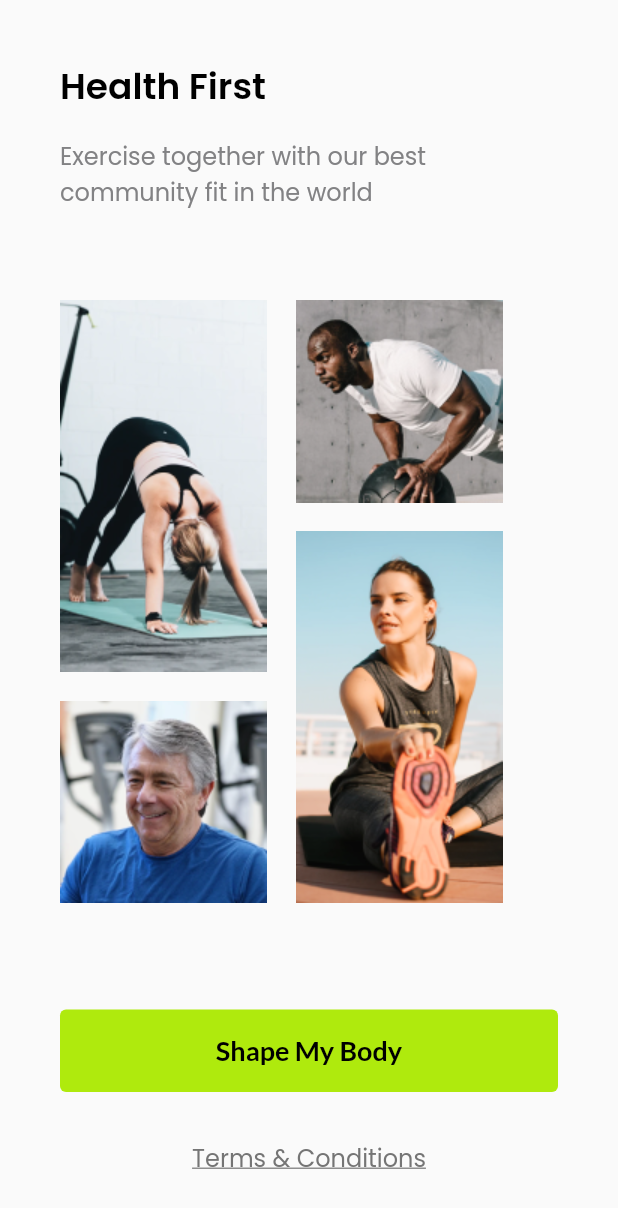
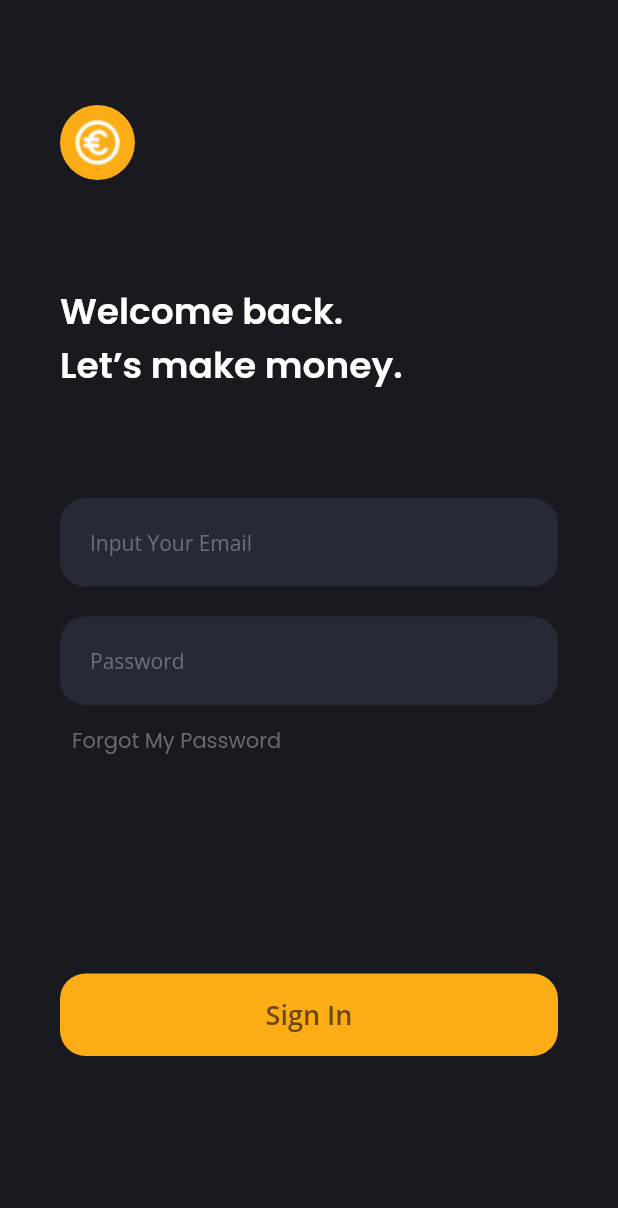
Before and after one commit to jilanfawwaz/ModernFlutterUI, a Flutter app: the screen it shows after launch, on a phone screen of 412 x 824 dp. Shown: the top 1208 px of the screen. Run offline on Flutter 3.47's test engine with Material 2 defaults, Android fonts, the phone set to English and light mode, and no system bars; our stand-ins replace google_fonts.

Commit message:
day 3 signin crypto

```diff
--- a/lib/main.dart
+++ b/lib/main.dart
@@ -2,6 +2,8 @@ import 'package:flutter/material.dart';
 import 'package:modern_flutter_ui/ui/getstartedcrypto.dart';
 import 'package:modern_flutter_ui/ui/getstartedyoga.dart';
 import 'package:modern_flutter_ui/ui/halamanutama1.dart';
+import 'package:modern_flutter_ui/ui/signincrypto.dart';
+import 'package:modern_flutter_ui/ui/signinwallet.dart';
 import 'package:modern_flutter_ui/ui/splashscreen1.dart';
 
 void main() {
@@ -16,10 +18,12 @@ class MyApp extends StatelessWidget {
     return MaterialApp(
       debugShowCheckedModeBanner: false,
       routes: {
-        '/': (context) => GetStartedYoga(),
+        '/': (context) => SignInCrypto(),
         '/halamanutama1': (context) => HalamanUtama1(),
         '/getstartedcypto': (context) => GetStartedCrypto(),
         '/getstartedyoga': (context) => GetStartedYoga(),
+        '/signincrypto': (context) => SignInCrypto(),
+        '/signinwallet': (context) => SignInWallet(),
       },
       //home: SplashScreen1(),
     );
--- a/lib/shared/theme.dart
+++ b/lib/shared/theme.dart
@@ -3,7 +3,11 @@ import 'package:google_fonts/google_fonts.dart';
 
 Color cGreyText = Color(0xff828284);
 Color cGreyTerms = Color(0xff757575);
+Color cGreyForm = Color(0xff262A34);
+Color cGreyTextForm = Color(0xff6F7075);
 Color cGreenButton = Color(0xffAFEA0D);
+Color cBlackBackground = Color(0xff181A20);
+Color cOrangeButton = Color(0xffFCAC15);
 
 FontWeight light = FontWeight.w300;
 FontWeight regular = FontWeight.w400;
@@ -42,3 +46,20 @@ TextStyle cPoppinsWhiteRegular16 = GoogleFonts.poppins(
   color: Color(0xffFFFFFF),
   fontWeight: regular,
 );
+
+TextStyle cPoppinsGreyRegular14 = GoogleFonts.poppins(
+  fontSize: 14,
+  color: Color(0xff6A6B70),
+  fontWeight: regular,
+);
+
+TextStyle cOpenSansWhiteRegular14 = GoogleFonts.openSans(
+  color: Colors.white,
+  fontSize: 14,
+);
+
+TextStyle cOpenSansGreySemibold18 = GoogleFonts.openSans(
+  color: Color(0xff6B4909),
+  fontSize: 18,
+  fontWeight: semiBold,
+);
--- a/lib/ui/getstartedyoga.dart
+++ b/lib/ui/getstartedyoga.dart
@@ -9,13 +9,14 @@ class GetStartedYoga extends StatelessWidget {
     return Scaffold(
       body: SafeArea(
         child: ListView(
-          padding: EdgeInsets.all(40),
+          padding: EdgeInsets.all(47),
           children: [
             Text(
               "Health First",
               style: cPoppinsWhiteSemibold24.copyWith(
                 color: Colors.black,
               ),
+              //textAlign: TextAlign.end,
             ),
             const SizedBox(
               height: 16,
--- /dev/null
+++ b/lib/ui/signincrypto.dart
@@ -0,0 +1,134 @@
+import 'package:flutter/material.dart';
+import 'package:modern_flutter_ui/shared/theme.dart';
+
+class SignInCrypto extends StatelessWidget {
+  const SignInCrypto({Key? key}) : super(key: key);
+
+  @override
+  Widget build(BuildContext context) {
+    return Scaffold(
+      backgroundColor: cBlackBackground,
+      body: Padding(
+        padding: const EdgeInsets.only(left: 40, right: 40),
+        child: Column(
+          crossAxisAlignment: CrossAxisAlignment.start,
+          children: [
+            Container(
+              width: 50,
+              height: 50,
+              //color: cOrangeButton,
+              margin: EdgeInsets.only(top: 70, bottom: 70),
+              decoration: BoxDecoration(
+                color: cOrangeButton,
+                shape: BoxShape.circle,
+              ),
+              child: Image.asset(
+                "assets/images/3-logoEuro.png",
+                width: 29,
+                height: 29,
+              ),
+            ),
+            Text(
+              "Welcome back.\nLet’s make money.",
+              style: cPoppinsWhiteSemibold24,
+            ),
+            SizedBox(
+              height: 70,
+            ),
+            TextFormField(
+              cursorColor: Colors.white,
+              style: cOpenSansWhiteRegular14,
+              decoration: InputDecoration(
+                contentPadding: EdgeInsets.all(20),
+                hintText: "Input Your Email",
+                //hintTextDirection: TextDirection.rtl,
+                hintStyle:
+                    cOpenSansWhiteRegular14.copyWith(color: cGreyTextForm),
+                filled: true,
+                fillColor: cGreyForm,
+
+                //hoverColor: Colors.black,
+                //focusColor: Colors.green,
+
+                border: OutlineInputBorder(
+                    borderRadius: BorderRadius.circular(17),
+                    //borderSide: BorderSide(width: 0, style: BorderStyle.none),
+
+                    borderSide: BorderSide.none),
+
+                /*focusedBorder: OutlineInputBorder(
+                  borderSide: BorderSide(
+                    color: Colors.white,
+                    width: 5,
+                    //style: BorderStyle.solid,
+                  ),
+                ),*/
+              ),
+            ),
+            SizedBox(
+              height: 20,
+            ),
+            TextFormField(
+              cursorColor: Colors.white,
+              style: cOpenSansWhiteRegular14,
+              obscureText: true,
+              decoration: InputDecoration(
+                hintText: "Password",
+                contentPadding: EdgeInsets.all(20),
+                //hintTextDirection: TextDirection.rtl,
+                hintStyle:
+                    cOpenSansWhiteRegular14.copyWith(color: cGreyTextForm),
+                filled: true,
+                fillColor: cGreyForm,
+
+                //hoverColor: Colors.black,
+                //focusColor: Colors.green,
+
+                border: OutlineInputBorder(
+                    borderRadius: BorderRadius.circular(17),
+                    //borderSide: BorderSide(width: 0, style: BorderStyle.none),
+
+                    borderSide: BorderSide.none),
+
+                /*focusedBorder: OutlineInputBorder(
+                  borderSide: BorderSide(
+                    color: Colors.white,
+                    width: 5,
+                    //style: BorderStyle.solid,
+                  ),
+                ),*/
+              ),
+            ),
+            TextButton(
+              onPressed: () {},
+              child: Text(
+                "Forgot My Password",
+                style: cPoppinsGreyRegular14,
+                textAlign: TextAlign.center,
+              ),
+            ),
+            Container(
+              width: double.infinity,
+              height: 55,
+              margin: EdgeInsets.only(top: 131),
+              child: TextButton(
+                style: TextButton.styleFrom(
+                  backgroundColor: cOrangeButton,
+                  shape: RoundedRectangleBorder(
+                    borderRadius: BorderRadius.circular(17),
+                  ),
+                  //padding: EdgeInsets.symmetric(vertical: 15),
+                ),
+                onPressed: () {},
+                child: Text(
+                  "Sign In",
+                  style: cOpenSansGreySemibold18,
+                ),
+              ),
+            )
+          ],
+        ),
+      ),
+    );
+  }
+}
--- /dev/null
+++ b/lib/ui/signinwallet.dart
@@ -0,0 +1,16 @@
+import 'package:flutter/material.dart';
+
+class SignInWallet extends StatelessWidget {
+  const SignInWallet({Key? key}) : super(key: key);
+
+  @override
+  Widget build(BuildContext context) {
+    return Scaffold(
+      body: Column(
+        children: [
+          Text("test"),
+        ],
+      ),
+    );
+  }
+}
```
Also changed, not shown: assets/images/3-logoEuro.png (added).
